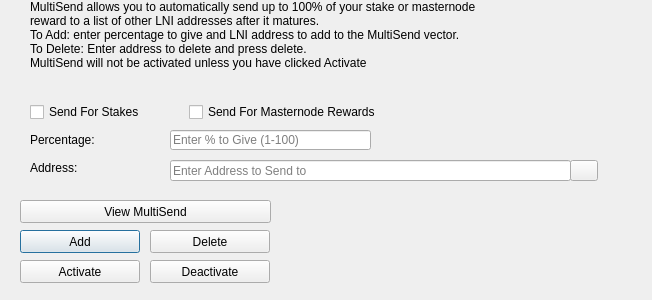
Project-Loonie/Looniecoin, file src/qt/forms/multisenddialog.ui: the form before one commit.
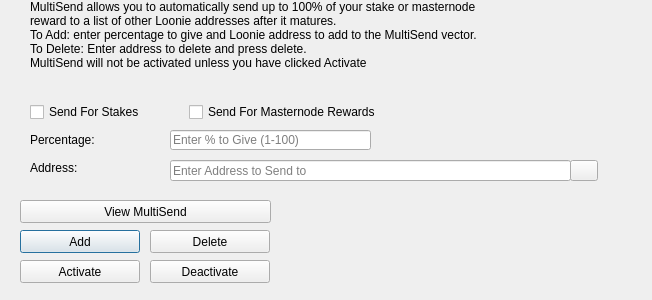
The form after the commit. Icons and pictures are not drawn.

Diff of the .ui file:
```diff
--- a/src/qt/forms/multisenddialog.ui
+++ b/src/qt/forms/multisenddialog.ui
@@ -61,8 +61,8 @@
     <number>1</number>
    </property>
    <property name="text">
-    <string>MultiSend allows you to automatically send up to 100% of your stake or masternode reward to a list of other LNI addresses after it matures.
-To Add: enter percentage to give and LNI address to add to the MultiSend vector.
+    <string>MultiSend allows you to automatically send up to 100% of your stake or masternode reward to a list of other Loonie addresses after it matures.
+To Add: enter percentage to give and Loonie address to add to the MultiSend vector.
 To Delete: Enter address to delete and press delete.
 MultiSend will not be activated unless you have clicked Activate</string>
    </property>
```
